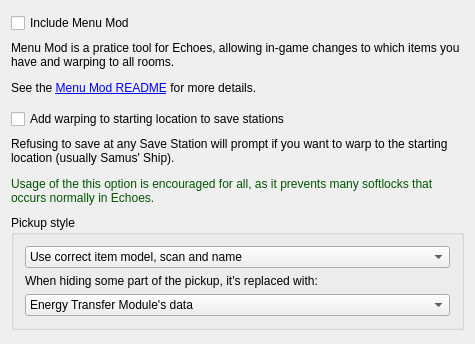
Before: the Qt Designer form randovania/gui/game_patches_window.ui in randovania/randovania, drawn with Qt 5.
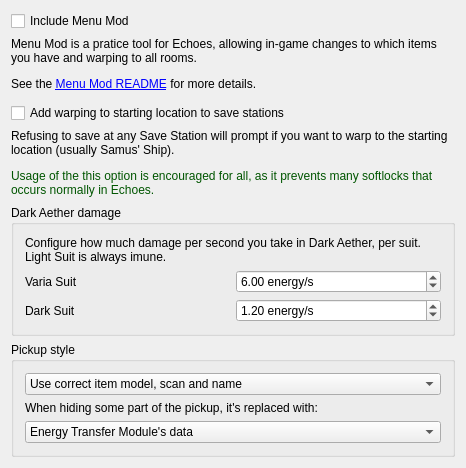
After: the same form once the commit is applied.

Commit message:
Adds GUI and patcher file support for configuring how much damage Dark Aether does
Fixes #96.

```diff
--- a/randovania/gui/game_patches_window.ui
+++ b/randovania/gui/game_patches_window.ui
@@ -6,8 +6,8 @@
    <rect>
     <x>0</x>
     <y>0</y>
-    <width>475</width>
-    <height>344</height>
+    <width>466</width>
+    <height>442</height>
    </rect>
   </property>
   <property name="windowTitle">
@@ -91,6 +91,83 @@
       </property>
      </widget>
     </item>
+    <item>
+     <widget class="QGroupBox" name="dark_aether_box">
+      <property name="sizePolicy">
+       <sizepolicy hsizetype="Preferred" vsizetype="Fixed">
+        <horstretch>0</horstretch>
+        <verstretch>0</verstretch>
+       </sizepolicy>
+      </property>
+      <property name="title">
+       <string>Dark Aether damage</string>
+      </property>
+      <layout class="QGridLayout" name="gridLayout">
+       <item row="2" column="1">
+        <widget class="QDoubleSpinBox" name="varia_suit_spin_box">
+         <property name="suffix">
+          <string> energy/s</string>
+         </property>
+         <property name="maximum">
+          <double>60.000000000000000</double>
+         </property>
+         <property name="stepType">
+          <enum>QAbstractSpinBox::AdaptiveDecimalStepType</enum>
+         </property>
+         <property name="value">
+          <double>6.000000000000000</double>
+         </property>
+        </widget>
+       </item>
+       <item row="2" column="0">
+        <widget class="QLabel" name="varia_suit_label">
+         <property name="text">
+          <string>Varia Suit</string>
+         </property>
+        </widget>
+       </item>
+       <item row="3" column="0">
+        <widget class="QLabel" name="dark_suit_label">
+         <property name="text">
+          <string>Dark Suit</string>
+         </property>
+        </widget>
+       </item>
+       <item row="3" column="1">
+        <widget class="QDoubleSpinBox" name="dark_suit_spin_box">
+         <property name="suffix">
+          <string> energy/s</string>
+         </property>
+         <property name="maximum">
+          <double>60.000000000000000</double>
+         </property>
+         <property name="stepType">
+          <enum>QAbstractSpinBox::AdaptiveDecimalStepType</enum>
+         </property>
+         <property name="value">
+          <double>1.200000000000000</double>
+         </property>
+        </widget>
+       </item>
+       <item row="0" column="0" colspan="2">
+        <widget class="QLabel" name="dark_aether_label">
+         <property name="sizePolicy">
+          <sizepolicy hsizetype="Preferred" vsizetype="Fixed">
+           <horstretch>0</horstretch>
+           <verstretch>0</verstretch>
+          </sizepolicy>
+         </property>
+         <property name="text">
+          <string>&lt;html&gt;&lt;head/&gt;&lt;body&gt;&lt;p&gt;Configure how much damage per second you take in Dark Aether, per suit.&lt;br/&gt;Light Suit is always imune.&lt;/p&gt;&lt;/body&gt;&lt;/html&gt;</string>
+         </property>
+         <property name="wordWrap">
+          <bool>false</bool>
+         </property>
+        </widget>
+       </item>
+      </layout>
+     </widget>
+    </item>
     <item>
      <widget class="QGroupBox" name="pickup_style_box">
       <property name="sizePolicy">
```
Left out of the diff: 2 changed lines with no effect on the pictures. The commit also changes 3 other files.
